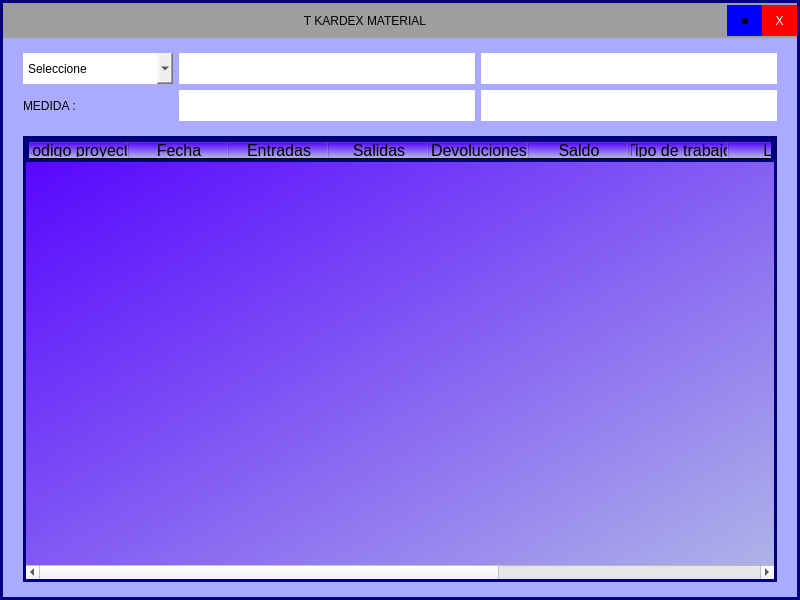
This is ui_files/tkardex.ui in Romehe369/aec_contrastistas_g as Qt 5 draws it before an edit. The edited form follows.
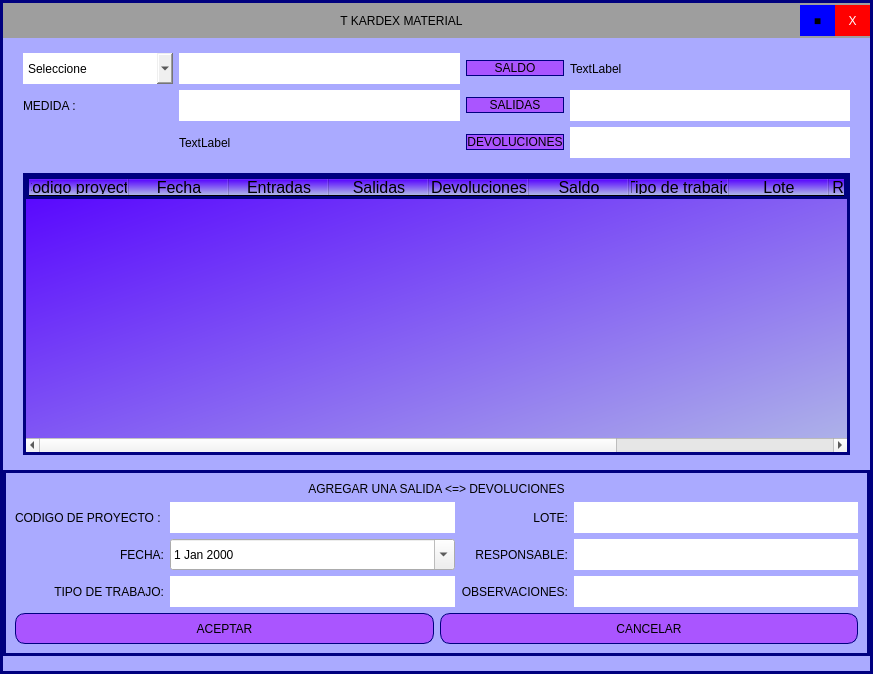
This is the edited form.

```diff
--- a/ui_files/tkardex.ui
+++ b/ui_files/tkardex.ui
@@ -6,8 +6,8 @@
    <rect>
     <x>0</x>
     <y>0</y>
-    <width>800</width>
-    <height>600</height>
+    <width>873</width>
+    <height>674</height>
    </rect>
   </property>
   <property name="windowTitle">
@@ -231,6 +231,13 @@
              </property>
             </widget>
            </item>
+           <item row="0" column="2">
+            <widget class="QPushButton" name="pushButton">
+             <property name="text">
+              <string>SALDO</string>
+             </property>
+            </widget>
+           </item>
            <item row="1" column="0">
             <widget class="QLabel" name="label">
              <property name="text">
@@ -238,26 +245,6 @@
              </property>
             </widget>
            </item>
-           <item row="0" column="2">
-            <widget class="QLineEdit" name="lineEdit_2">
-             <property name="minimumSize">
-              <size>
-               <width>0</width>
-               <height>31</height>
-              </size>
-             </property>
-            </widget>
-           </item>
-           <item row="1" column="2">
-            <widget class="QLineEdit" name="lineEdit_3">
-             <property name="minimumSize">
-              <size>
-               <width>0</width>
-               <height>31</height>
-              </size>
-             </property>
-            </widget>
-           </item>
            <item row="0" column="1">
             <widget class="QLineEdit" name="lineEdit_4">
              <property name="minimumSize">
@@ -268,6 +255,60 @@
              </property>
             </widget>
            </item>
+           <item row="1" column="3">
+            <widget class="QLineEdit" name="lineEdit_3">
+             <property name="minimumSize">
+              <size>
+               <width>0</width>
+               <height>31</height>
+              </size>
+             </property>
+            </widget>
+           </item>
+           <item row="1" column="2">
+            <widget class="QPushButton" name="pushButton_2">
+             <property name="text">
+              <string>SALIDAS</string>
+             </property>
+            </widget>
+           </item>
+           <item row="2" column="2">
+            <widget class="QPushButton" name="pushButton_3">
+             <property name="text">
+              <string>DEVOLUCIONES</string>
+             </property>
+            </widget>
+           </item>
+           <item row="2" column="1">
+            <widget class="QLabel" name="label_2">
+             <property name="minimumSize">
+              <size>
+               <width>0</width>
+               <height>31</height>
+              </size>
+             </property>
+             <property name="text">
+              <string>TextLabel</string>
+             </property>
+            </widget>
+           </item>
+           <item row="2" column="3">
+            <widget class="QLineEdit" name="lineEdit_2">
+             <property name="minimumSize">
+              <size>
+               <width>0</width>
+               <height>31</height>
+              </size>
+             </property>
+            </widget>
+           </item>
+           <item row="0" column="3">
+            <widget class="QLabel" name="label_3">
+             <property name="text">
+              <string>TextLabel</string>
+             </property>
+            </widget>
+           </item>
           </layout>
          </item>
         </layout>
@@ -409,6 +450,227 @@
          </item>
         </layout>
        </item>
+       <item>
+        <widget class="QFrame" name="frame_2">
+         <property name="minimumSize">
+          <size>
+           <width>0</width>
+           <height>0</height>
+          </size>
+         </property>
+         <property name="frameShape">
+          <enum>QFrame::StyledPanel</enum>
+         </property>
+         <property name="frameShadow">
+          <enum>QFrame::Raised</enum>
+         </property>
+         <layout class="QVBoxLayout" name="verticalLayout_5">
+          <item>
+           <widget class="QLabel" name="label_10">
+            <property name="text">
+             <string>AGREGAR UNA SALIDA &lt;=&gt; DEVOLUCIONES</string>
+            </property>
+            <property name="alignment">
+             <set>Qt::AlignCenter</set>
+            </property>
+           </widget>
+          </item>
+          <item>
+           <layout class="QGridLayout" name="gridLayout_2">
+            <item row="2" column="1">
+             <widget class="QLineEdit" name="lineEdit_6">
+              <property name="minimumSize">
+               <size>
+                <width>0</width>
+                <height>31</height>
+               </size>
+              </property>
+             </widget>
+            </item>
+            <item row="0" column="1">
+             <widget class="QLineEdit" name="lineEdit_5">
+              <property name="minimumSize">
+               <size>
+                <width>0</width>
+                <height>31</height>
+               </size>
+              </property>
+             </widget>
+            </item>
+            <item row="1" column="2">
+             <widget class="QLabel" name="label_8">
+              <property name="minimumSize">
+               <size>
+                <width>0</width>
+                <height>31</height>
+               </size>
+              </property>
+              <property name="text">
+               <string>RESPONSABLE:</string>
+              </property>
+              <property name="alignment">
+               <set>Qt::AlignRight|Qt::AlignTrailing|Qt::AlignVCenter</set>
+              </property>
+             </widget>
+            </item>
+            <item row="0" column="2">
+             <widget class="QLabel" name="label_7">
+              <property name="minimumSize">
+               <size>
+                <width>0</width>
+                <height>31</height>
+               </size>
+              </property>
+              <property name="text">
+               <string>LOTE:</string>
+              </property>
+              <property name="alignment">
+               <set>Qt::AlignRight|Qt::AlignTrailing|Qt::AlignVCenter</set>
+              </property>
+             </widget>
+            </item>
+            <item row="2" column="0">
+             <widget class="QLabel" name="label_6">
+              <property name="minimumSize">
+               <size>
+                <width>0</width>
+                <height>31</height>
+               </size>
+              </property>
+              <property name="text">
+               <string>TIPO DE TRABAJO:</string>
+              </property>
+              <property name="alignment">
+               <set>Qt::AlignRight|Qt::AlignTrailing|Qt::AlignVCenter</set>
+              </property>
+             </widget>
+            </item>
+            <item row="2" column="2">
+             <widget class="QLabel" name="label_9">
+              <property name="minimumSize">
+               <size>
+                <width>0</width>
+                <height>31</height>
+               </size>
+              </property>
+              <property name="text">
+               <string>OBSERVACIONES:</string>
+              </property>
+              <property name="alignment">
+               <set>Qt::AlignRight|Qt::AlignTrailing|Qt::AlignVCenter</set>
+              </property>
+             </widget>
+            </item>
+            <item row="0" column="0">
+             <widget class="QLabel" name="label_5">
+              <property name="minimumSize">
+               <size>
+                <width>0</width>
+                <height>31</height>
+               </size>
+              </property>
+              <property name="text">
+               <string>CODIGO DE PROYECTO : </string>
+              </property>
+              <property name="alignment">
+               <set>Qt::AlignRight|Qt::AlignTrailing|Qt::AlignVCenter</set>
+              </property>
+             </widget>
+            </item>
+            <item row="1" column="0">
+             <widget class="QLabel" name="label_4">
+              <property name="minimumSize">
+               <size>
+                <width>0</width>
+                <height>31</height>
+               </size>
+              </property>
+              <property name="text">
+               <string>FECHA:</string>
+              </property>
+              <property name="alignment">
+               <set>Qt::AlignRight|Qt::AlignTrailing|Qt::AlignVCenter</set>
+              </property>
+             </widget>
+            </item>
+            <item row="1" column="1">
+             <widget class="QDateEdit" name="dateEdit">
+              <property name="minimumSize">
+               <size>
+                <width>0</width>
+                <height>31</height>
+               </size>
+              </property>
+              <property name="calendarPopup">
+               <bool>true</bool>
+              </property>
+             </widget>
+            </item>
+            <item row="0" column="3">
+             <widget class="QLineEdit" name="lineEdit_7">
+              <property name="minimumSize">
+               <size>
+                <width>0</width>
+                <height>31</height>
+               </size>
+              </property>
+             </widget>
+            </item>
+            <item row="1" column="3">
+             <widget class="QLineEdit" name="lineEdit_8">
+              <property name="minimumSize">
+               <size>
+                <width>0</width>
+                <height>31</height>
+               </size>
+              </property>
+             </widget>
+            </item>
+            <item row="2" column="3">
+             <widget class="QLineEdit" name="lineEdit_9">
+              <property name="minimumSize">
+               <size>
+                <width>0</width>
+                <height>31</height>
+               </size>
+              </property>
+             </widget>
+            </item>
+           </layout>
+          </item>
+          <item>
+           <layout class="QHBoxLayout" name="horizontalLayout">
+            <item>
+             <widget class="QPushButton" name="pushButton_5">
+              <property name="minimumSize">
+               <size>
+                <width>0</width>
+                <height>31</height>
+               </size>
+              </property>
+              <property name="text">
+               <string>ACEPTAR</string>
+              </property>
+             </widget>
+            </item>
+            <item>
+             <widget class="QPushButton" name="pushButton_4">
+              <property name="minimumSize">
+               <size>
+                <width>0</width>
+                <height>31</height>
+               </size>
+              </property>
+              <property name="text">
+               <string>CANCELAR</string>
+              </property>
+             </widget>
+            </item>
+           </layout>
+          </item>
+         </layout>
+        </widget>
+       </item>
       </layout>
      </widget>
     </item>
```
Left out of the diff: 2 changed lines with no effect on the pictures.
